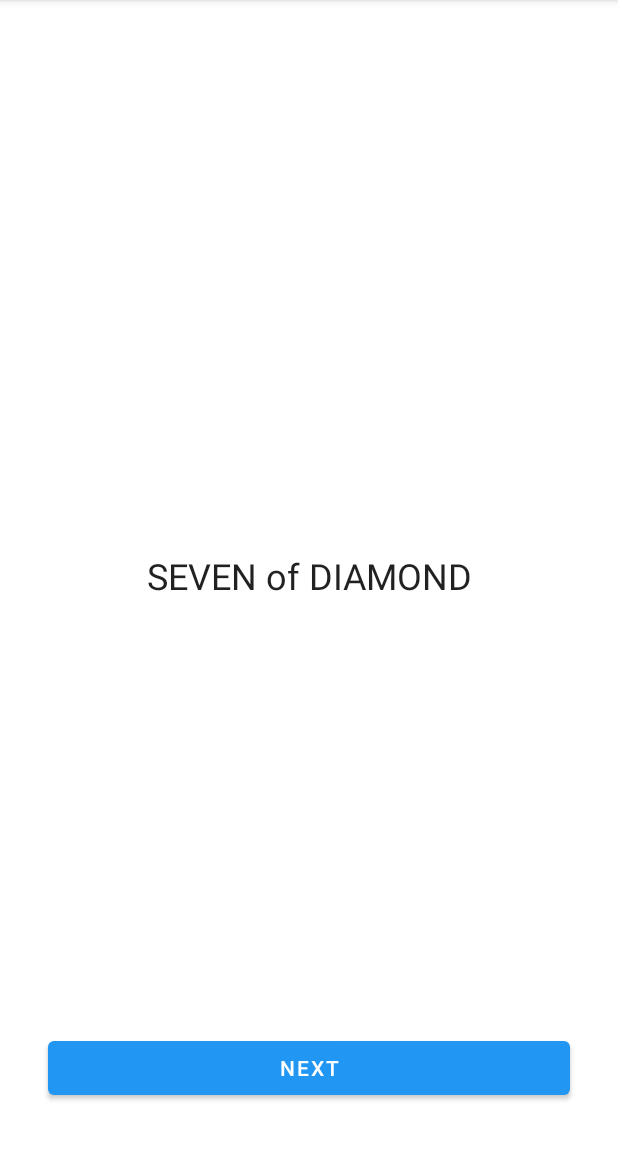
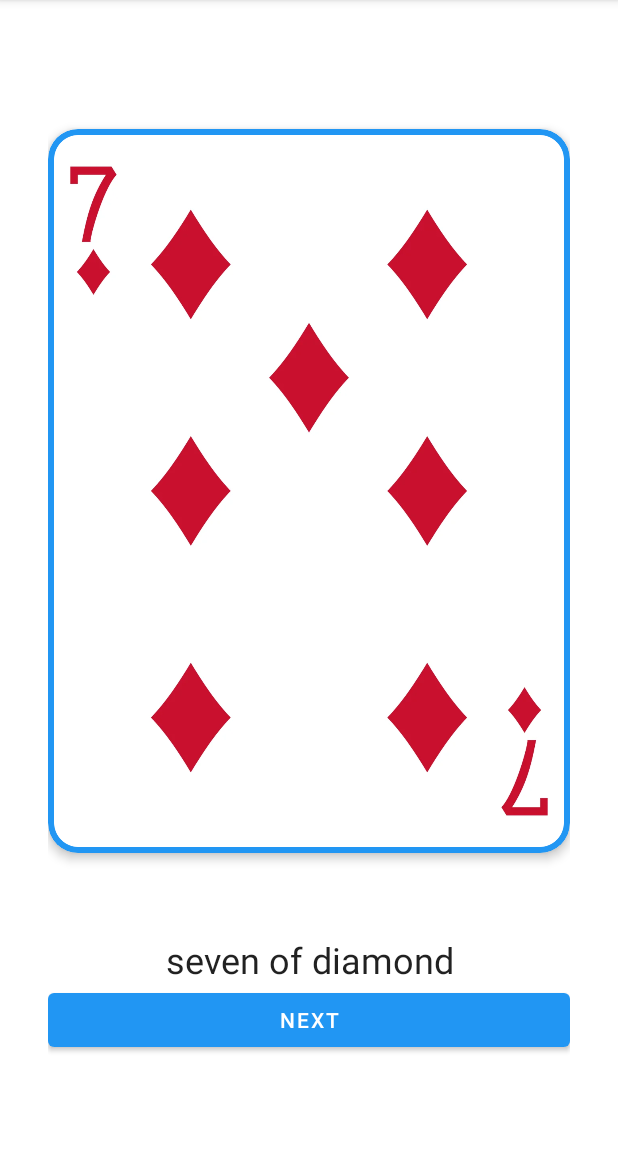
Before and after one commit to trinhan-nguyen/Brainartist, an Android app: the CardFragment screen opened through its navigation route, on a phone screen of 412 x 824 dp, the part 84-1236 px from its top. Run offline under Robolectric (Android 15) with nearby library versions, the light colour scheme and no system bars; our stand-ins replace data binding.

Commit message:
Integrate Card Resources: load images

```diff
--- a/app/src/main/java/com/paw/brainartist/models/PlayingCard.kt
+++ b/app/src/main/java/com/paw/brainartist/models/PlayingCard.kt
@@ -1,7 +1,21 @@
 package com.paw.brainartist.models
 
+import java.util.*
+
 class PlayingCard(val cardSuit: CardSuit, val cardFace: CardFace) {
-    override fun toString(): String = "$cardFace of $cardSuit"
+    override fun toString(): String =
+        "${
+            cardFace.toString().toLowerCase(Locale.getDefault())
+        } of ${
+            cardSuit.toString().toLowerCase(Locale.getDefault())
+        }"
+
+    fun getImageResourceString(): String =
+        "ic_${
+            cardFace.toString().toLowerCase(Locale.getDefault())
+        }_${
+            cardSuit.toString().toLowerCase(Locale.getDefault())
+        }"
 }
 
 enum class CardFace {
--- a/app/src/main/java/com/paw/brainartist/view/card/CardFragment.kt
+++ b/app/src/main/java/com/paw/brainartist/view/card/CardFragment.kt
@@ -1,23 +1,18 @@
 package com.paw.brainartist.view.card
 
 import android.os.Bundle
-import androidx.fragment.app.Fragment
 import android.view.LayoutInflater
 import android.view.View
 import android.view.ViewGroup
 import androidx.databinding.DataBindingUtil
+import androidx.fragment.app.Fragment
 import androidx.fragment.app.viewModels
 import androidx.lifecycle.Observer
-import androidx.lifecycle.ViewModelProvider
-import androidx.lifecycle.ViewModelProviders
 import com.paw.brainartist.R
 import com.paw.brainartist.databinding.FragmentCardBinding
-import com.paw.brainartist.models.CardDeck
 
 class CardFragment: Fragment() {
-
     private val viewModel: CardViewModel by viewModels()
-
     private lateinit var binding: FragmentCardBinding
 
     override fun onCreateView(
@@ -32,7 +27,14 @@ class CardFragment: Fragment() {
         }
 
         viewModel.card.observe(viewLifecycleOwner, Observer { card ->
-            binding.cardContent.text = card.toString()
+            binding.cardText.text = card.toString()
+            binding.cardImage.contentDescription = card.toString()
+            val resId = resources.getIdentifier(
+                card.getImageResourceString(),
+                "drawable",
+                activity?.packageName
+            )
+            binding.cardImage.setImageResource(resId)
         })
 
         return binding.root
--- a/app/src/main/res/layout/fragment_card.xml
+++ b/app/src/main/res/layout/fragment_card.xml
@@ -6,21 +6,49 @@
     <androidx.constraintlayout.widget.ConstraintLayout
         android:layout_width="match_parent"
         android:layout_height="match_parent"
+        android:padding="@dimen/margin_large"
         tools:context=".view.card.CardFragment">
 
+        <FrameLayout
+            android:layout_width="match_parent"
+            android:layout_height="0dp"
+            app:layout_constraintBottom_toTopOf="@id/card_text"
+            app:layout_constraintTop_toTopOf="parent"
+            app:layout_goneMarginLeft="@dimen/margin_large">
+
+            <androidx.cardview.widget.CardView
+                android:layout_width="wrap_content"
+                android:layout_height="wrap_content"
+                android:layout_gravity="center"
+                app:cardBackgroundColor="@color/colorPrimary"
+                app:cardCornerRadius="@dimen/card_corner_radius"
+                app:cardElevation="@dimen/elevation_standard">
+
+                <ImageView
+                    android:id="@+id/card_image"
+                    android:layout_width="match_parent"
+                    android:layout_height="match_parent"
+                    android:layout_margin="@dimen/margin_extra_small"
+                    android:adjustViewBounds="true"
+                    android:contentDescription="@null"
+                    tools:src="@drawable/ic_joker" />
+            </androidx.cardview.widget.CardView>
+        </FrameLayout>
+
         <TextView
-            android:id="@+id/card_content"
+            android:id="@+id/card_text"
             android:layout_width="match_parent"
-            android:layout_height="match_parent"
+            android:layout_height="wrap_content"
             android:gravity="center"
             android:textAppearance="?attr/textAppearanceHeadline5"
+            app:layout_constraintBottom_toTopOf="@id/next_button"
             tools:text="@string/app_name" />
 
         <com.google.android.material.button.MaterialButton
             android:id="@+id/next_button"
             android:layout_width="match_parent"
             android:layout_height="wrap_content"
-            android:layout_margin="@dimen/margin_large"
+            android:layout_marginVertical="@dimen/margin_large"
             android:text="@string/card_button_next"
             app:layout_constraintBottom_toBottomOf="parent"
             app:layout_constraintLeft_toLeftOf="parent"
--- a/app/src/main/res/values/dimens.xml
+++ b/app/src/main/res/values/dimens.xml
@@ -1,6 +1,7 @@
 <?xml version="1.0" encoding="utf-8"?>
 <resources>
     <!--   margins-->
+    <dimen name="margin_extra_small">4dp</dimen>
     <dimen name="margin_small">8dp</dimen>
     <dimen name="margin_medium">16dp</dimen>
     <dimen name="margin_large">32dp</dimen>
@@ -8,4 +9,10 @@
 
     <!--    icons and images size-->
     <dimen name="home_game_card_height">260dp</dimen>
+
+    <!--    elevation-->
+    <dimen name="elevation_standard">4dp</dimen>
+
+    <!--    playing card-->
+    <dimen name="card_corner_radius">20dp</dimen>
 </resources>
```
